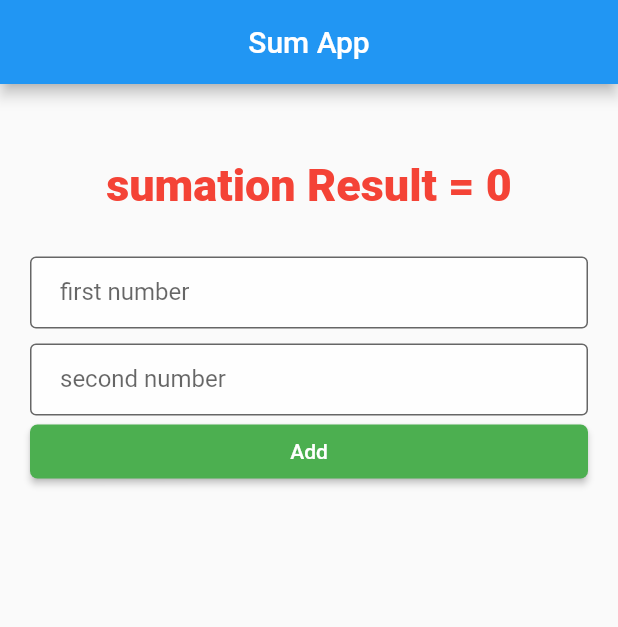
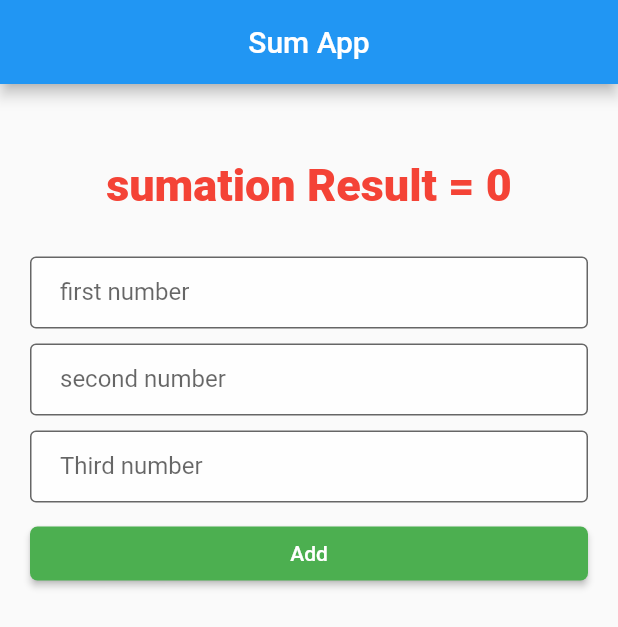
Before and after one commit to khalid063/summation_app, a Flutter app: the screen it shows after launch, on a phone screen of 412 x 824 dp. Shown: the top 627 px of the screen. Run offline on Flutter 3.47's test engine with Material 2 defaults, Android fonts, the phone set to English and light mode, and no system bars.

Commit message:
method write is done

```diff
--- a/lib/main.dart
+++ b/lib/main.dart
@@ -27,12 +27,27 @@ class HomeScreen extends StatefulWidget {
 
 class _HomeScreenState extends State<HomeScreen> {
 
-  int summationResult = 0;
-  int firstNumber = 0;
-  int secondNumber = 0;
+  // int summationResult = 0;
+  // int firstNumber = 0;
+  // int secondNumber = 0;
+
+  Map<String, String> numberList = {
+    "num1":"",
+    "num2":"",
+    "num3":"",
+  };
+
+  ///--------------------------- Build Method Start ------------------------///
 
   @override
   Widget build(BuildContext context) {
+
+    myInputOnChange(inputKey, inputValue){
+      setState(() {
+        numberList.update(inputKey, (value) => inputValue);
+      });
+    }
+
     return Scaffold(
       appBar: AppBar(
         title: const Text("Sum App"),
@@ -44,25 +59,31 @@ class _HomeScreenState extends State<HomeScreen> {
           child: Column(
             children: [
               Text(
-                "sumation Result = $summationResult",
+                "sumation Result = 0",
                 style: myTextStyle(),
               ),
               SizedBox(height: 30,),
               TextField(
+                onChanged: (value){
+                  myInputOnChange("num1", value);
+                },
                 decoration: myInputDecoration('first number'),
-                // decoration: InputDecoration(
-                //   border: OutlineInputBorder(),
-                //   hintText: 'Enter First Number',
-                // ),
               ),
               SizedBox(height: 10,),
               TextField(
+                onChanged: (value){
+                  myInputOnChange("num2", value);
+                },
                 decoration: myInputDecoration('second number'),
-                // decoration: InputDecoration(
-                //   border: OutlineInputBorder(),
-                //   hintText: 'Enter Second Number',
-                // ),
               ),
+              SizedBox(height: 10,),
+              TextField(
+                onChanged: (value){
+                  myInputOnChange("num3", value);
+                },
+                decoration: myInputDecoration('Third number'),
+              ),
+              SizedBox(height: 10,),
               Container(
                 width: double.infinity,
                 child: ElevatedButton(
```
